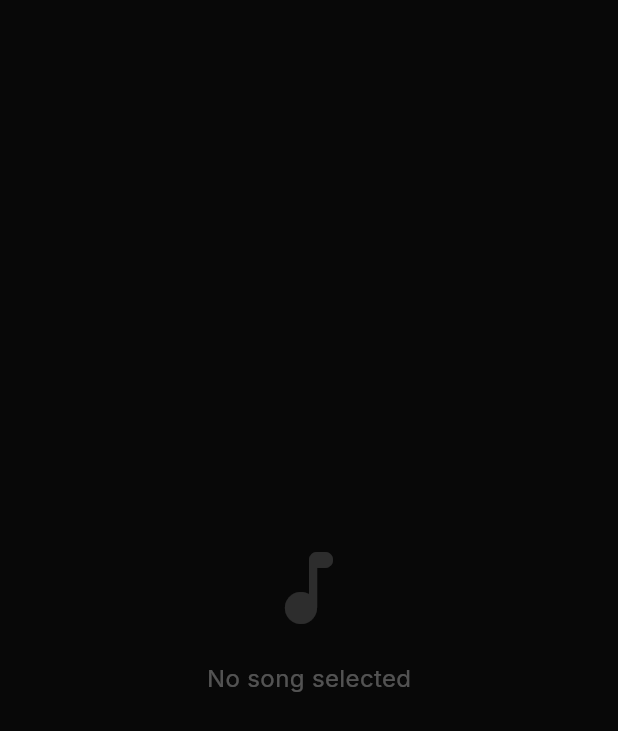
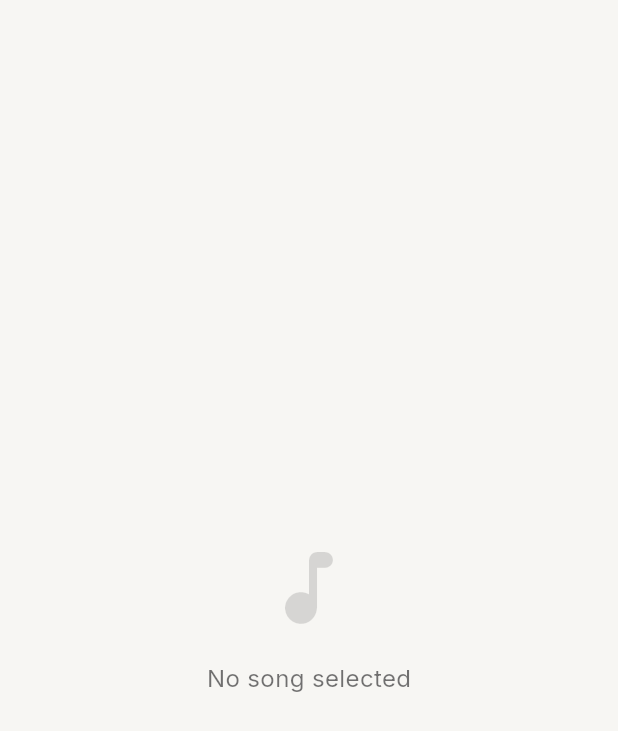
Before and after one commit to Elcidio-oficial/constanza-player, a Flutter app: the NowPlayingPage screen opened by its route, on a phone screen of 412 x 824 dp. Shown: the top 731 px of the screen. Run offline on Flutter 3.47's test engine with Material 3 defaults, Android fonts, the phone set to English and light mode, and no system bars; our stand-ins replace audio_service, cached_network_image, equatable, file_picker, flutter_animate, flutter_riverpod and 8 more; missing offline and left inert: audio_session, audiotags, just_audio_media_kit, smtc_windows, window_manager; accounts and stored records are empty; generated files the repository leaves out were written again.

Commit message:
feat(now-playing): modo claro no Now Playing; versão 1.6.1+28
- Segue o tema do app em vez de forçar o esquema escuro
- Fundo colorido (gradientes da paleta, capa desfocada) com véu claro → tons pastel da capa
- Base e destino dos gradientes passam a ser a superfície clara; vinheta escura só no escuro
- Destaque escurecido no claro (L 0,30–0,45) para play/progresso terem contraste
- Barra de estado com ícones escuros no claro

Co-Authored-By: Claude Opus 5.5 <noreply@anthropic.com>

```diff
--- a/lib/presentation/pages/now_playing/now_playing_page.dart
+++ b/lib/presentation/pages/now_playing/now_playing_page.dart
@@ -153,15 +153,13 @@ class _NowPlayingPageState extends ConsumerState<NowPlayingPage>
     final baseTheme = Theme.of(context);
     final baseColors = baseTheme.colorScheme;
 
-    final colors = baseColors.brightness == Brightness.dark
-        ? baseColors
-        : ColorScheme.dark(
-            primary: baseColors.primary,
-            onPrimary: baseColors.onPrimary,
-            secondary: baseColors.secondary,
-            tertiary: baseColors.tertiary,
-            error: baseColors.error,
-          );
+    // Segue o tema do app: no claro o fundo colorido recebe um véu claro
+    // (ver _LightWash) e o conteúdo usa o esquema claro (texto escuro).
+    final colors = baseColors;
+    final isLight = colors.brightness == Brightness.light;
+    // Cor de base do fundo e destino dos gradientes: quase preto no escuro,
+    // superfície clara no claro.
+    final npBase = isLight ? colors.surface : const Color(0xFF080808);
 
     // Aplica cores quando o AppShell atualiza a palette (fonte única de extração)
     ref.listen<ArtworkPalette?>(artworkPaletteProvider, (prev, next) {
@@ -187,34 +185,39 @@ class _NowPlayingPageState extends ConsumerState<NowPlayingPage>
       });
     }
 
-    // Fundo sempre escuro (capa) → ícones claros, mesmo com o app em modo claro.
     // AnnotatedRegion (e não SystemChrome) para vencer a região global do app.
 
     final npStyleOuter = themeState.nowPlayingStyle;
 
     return AnnotatedRegion<SystemUiOverlayStyle>(
-      value: const SystemUiOverlayStyle(
+      value: SystemUiOverlayStyle(
         statusBarColor: Colors.transparent,
-        statusBarIconBrightness: Brightness.light,
-        statusBarBrightness: Brightness.dark,
-        systemNavigationBarIconBrightness: Brightness.light,
+        statusBarIconBrightness: isLight ? Brightness.dark : Brightness.light,
+        statusBarBrightness: isLight ? Brightness.light : Brightness.dark,
+        systemNavigationBarIconBrightness: isLight
+            ? Brightness.dark
+            : Brightness.light,
       ),
       child: Theme(
         data: baseTheme.copyWith(colorScheme: colors),
         child: Scaffold(
           extendBodyBehindAppBar: true,
           extendBody: true,
-          backgroundColor: const Color(0xFF080808),
+          backgroundColor: npBase,
           body: Stack(
             fit: StackFit.expand,
             children: [
-              Container(color: const Color(0xFF080808)),
+              Container(color: npBase),
               // Cover-art mode tem precedência: capa nítida em tela cheia + scrim.
               if (themeState.nowPlayingColorStyle ==
                       NowPlayingColorStyle.artwork &&
                   hasSong) ...[
                 _SharpArtworkBg(songId: songId),
-                Container(color: Colors.black.withValues(alpha: 0.60)),
+                Container(
+                  color: isLight
+                      ? colors.surface.withValues(alpha: 0.45)
+                      : Colors.black.withValues(alpha: 0.60),
+                ),
               ] else ...[
                 if (npStyleOuter == NowPlayingStyle.classic && hasSong)
                   _BlurredArtworkBg(songId: songId, opacity: 0.55),
@@ -280,14 +283,8 @@ class _NowPlayingPageState extends ConsumerState<NowPlayingPage>
                                   dgTop.withValues(alpha: 0.90),
                                   dgBase.withValues(alpha: 0.80),
                                   dgBase.withValues(alpha: 0.60),
-                                  Color.lerp(
-                                    dgBase,
-                                    const Color(0xFF080808),
-                                    0.55,
-                                  )!,
-                                  const Color(
-                                    0xFF080808,
-                                  ).withValues(alpha: 0.95),
+                                  Color.lerp(dgBase, npBase, 0.55)!,
+                                  npBase.withValues(alpha: 0.95),
                                 ],
                                 stops: const [0.0, 0.25, 0.50, 0.75, 1.0],
                               ),
@@ -395,7 +392,7 @@ class _NowPlayingPageState extends ConsumerState<NowPlayingPage>
                         ],
 
                         // ── Subtle vignette for controls readability ──
-                        if (useColor)
+                        if (useColor && !isLight)
                           Container(
                             decoration: BoxDecoration(
                               gradient: LinearGradient(
@@ -404,12 +401,8 @@ class _NowPlayingPageState extends ConsumerState<NowPlayingPage>
                                 colors: [
                                   Colors.transparent,
                                   Colors.transparent,
-                                  const Color(
-                                    0xFF080808,
-                                  ).withValues(alpha: 0.30),
-                                  const Color(
-                                    0xFF080808,
-                                  ).withValues(alpha: 0.70),
+                                  npBase.withValues(alpha: 0.30),
+                                  npBase.withValues(alpha: 0.70),
                                 ],
                                 stops: const [0.0, 0.55, 0.82, 1.0],
                               ),
@@ -434,6 +427,8 @@ class _NowPlayingPageState extends ConsumerState<NowPlayingPage>
                   },
                 ),
               ),
+              // Modo claro: véu claro sobre o fundo colorido → tons pastel da capa.
+              if (isLight) const _LightWash(),
               _NowPlayingContent(rawVibrant: _rawVibrant),
             ],
           ),
@@ -462,6 +457,7 @@ class _NowPlayingContent extends ConsumerWidget {
     final mq = MediaQuery.of(context);
     final screenH = mq.size.height;
     final isCompact = screenH < 700;
+    final isLight = colors.brightness == Brightness.light;
 
     if (!hasSong) {
       return Center(
@@ -497,8 +493,14 @@ class _NowPlayingContent extends ConsumerWidget {
       // Capas neutras (branco/cinza) mantêm o tom neutro; forçar saturação
       // mínima transformava cinza em vermelho/rosa.
       final isNeutral = hsl.saturation < 0.12;
+      // Escuro: destaque clareado para brilhar sobre o preto. Claro: escurecido,
+      // senão play e progresso ficam desbotados sobre o fundo pastel.
       accentColor = hsl
-          .withLightness(hsl.lightness.clamp(0.55, isNeutral ? 0.90 : 0.75))
+          .withLightness(
+            isLight
+                ? hsl.lightness.clamp(isNeutral ? 0.12 : 0.30, 0.45)
+                : hsl.lightness.clamp(0.55, isNeutral ? 0.90 : 0.75),
+          )
           .withSaturation(
             isNeutral
                 ? hsl.saturation
@@ -512,7 +514,9 @@ class _NowPlayingContent extends ConsumerWidget {
     final overlayGradient = LinearGradient(
       begin: Alignment.topCenter,
       end: Alignment.bottomCenter,
-      colors: switch (themeState.nowPlayingStyle) {
+      colors: isLight
+          ? const [Colors.transparent, Colors.transparent, Colors.transparent]
+          : switch (themeState.nowPlayingStyle) {
               NowPlayingStyle.classic => [
                 Colors.transparent,
                 Colors.transparent,
@@ -691,3 +695,32 @@ class _NowPlayingContent extends ConsumerWidget {
 // ============================================================
 // LANDSCAPE LAYOUT — artwork à esquerda, controles à direita
 // ============================================================
+
+/// Véu claro do modo claro: transforma o fundo colorido (gradientes da paleta
+/// e capa desfocada, pensados para o escuro) numa versão pastel. Mais leve no
+/// topo para a cor da capa aparecer; mais opaco em baixo, onde texto e
+/// controlos precisam de contraste.
+class _LightWash extends StatelessWidget {
+  const _LightWash();
+
+  @override
+  Widget build(BuildContext context) {
+    final surface = Theme.of(context).colorScheme.surface;
+    return IgnorePointer(
+      child: DecoratedBox(
+        decoration: BoxDecoration(
+          gradient: LinearGradient(
+            begin: Alignment.topCenter,
+            end: Alignment.bottomCenter,
+            colors: [
+              surface.withValues(alpha: 0.55),
+              surface.withValues(alpha: 0.68),
+              surface.withValues(alpha: 0.86),
+            ],
+            stops: const [0.0, 0.45, 1.0],
+          ),
+        ),
+      ),
+    );
+  }
+}
--- a/pubspec.yaml
+++ b/pubspec.yaml
@@ -1,7 +1,7 @@
 name: constanza_player
 description: "Constanza M????sicas ???????? Sua m????sica. Seu sil????ncio. Seu momento."
 publish_to: 'none'
-version: 1.6.0+27
+version: 1.6.1+28
 
 environment:
   sdk: ^3.10.7
```
Lines whose indentation alone changed are shown as unchanged.
